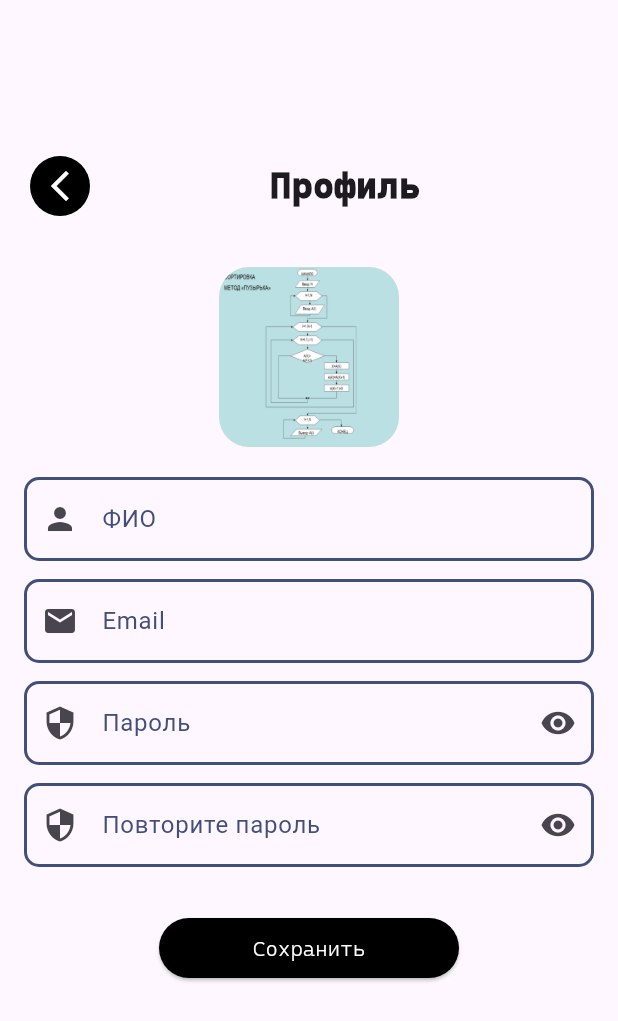
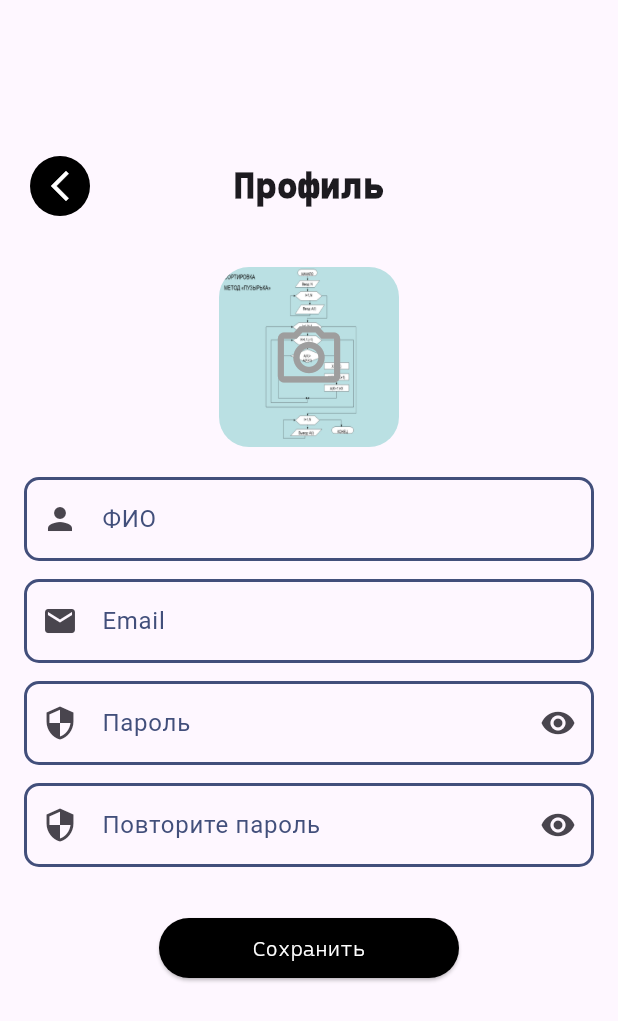
Before and after one commit to Stranik2504/FlutterCourse, a Flutter app: the ProfilePage screen opened directly, on a phone screen of 412 x 824 dp. Shown: the top 1021 px of the screen. Run offline on Flutter 3.47's test engine with Material 3 defaults, Android fonts, the phone set to English and light mode, and no system bars.

Commit message:
Some minore changes

```diff
--- a/lib/pages/profile_page.dart
+++ b/lib/pages/profile_page.dart
@@ -49,10 +49,11 @@ class _ProfilePageState extends State<ProfilePage> {
           key: _formKey,
           child: Column(
             children: [
-              Row(
-                mainAxisAlignment: MainAxisAlignment.spaceBetween,
+              Stack(
+                alignment: Alignment.center,
                 children: [
-                  Container(
+                  Align(
+                    alignment: Alignment.centerLeft,
                     child: IconButton(
                       onPressed: () {},
                       style: IconButton.styleFrom(
@@ -62,9 +63,7 @@ class _ProfilePageState extends State<ProfilePage> {
                       icon: Icon(Icons.arrow_back_ios_new),
                     ),
                   ),
-                  Spacer(),
-                  Container(
-                      child: Text(
+                  Text(
                     "Профиль",
                     textAlign: TextAlign.center,
                     style: TextStyle(
@@ -72,12 +71,13 @@ class _ProfilePageState extends State<ProfilePage> {
                         fontFamily: 'CascadiaCode',
                         fontSize: 24
                     ),
-                      )
                   ),
-                  Spacer(),
                 ],
               ),
               const SizedBox(height: 30),
+              Stack(
+                alignment: Alignment.center,
+                children: [
                   ClipRRect(
                     borderRadius: BorderRadius.circular(20),
                     child: Image.asset(
@@ -86,6 +86,13 @@ class _ProfilePageState extends State<ProfilePage> {
                       height: 120,
                       fit: BoxFit.fill,
                     ),
+                  ),
+                  Icon(
+                    Icons.photo_camera_outlined,
+                    size: 50,
+                    color: Colors.grey,
+                  ),
+                ],
               ),
               const SizedBox(height: 20),
               CustomTextFormField(
```
Lines whose indentation alone changed are shown as unchanged.
